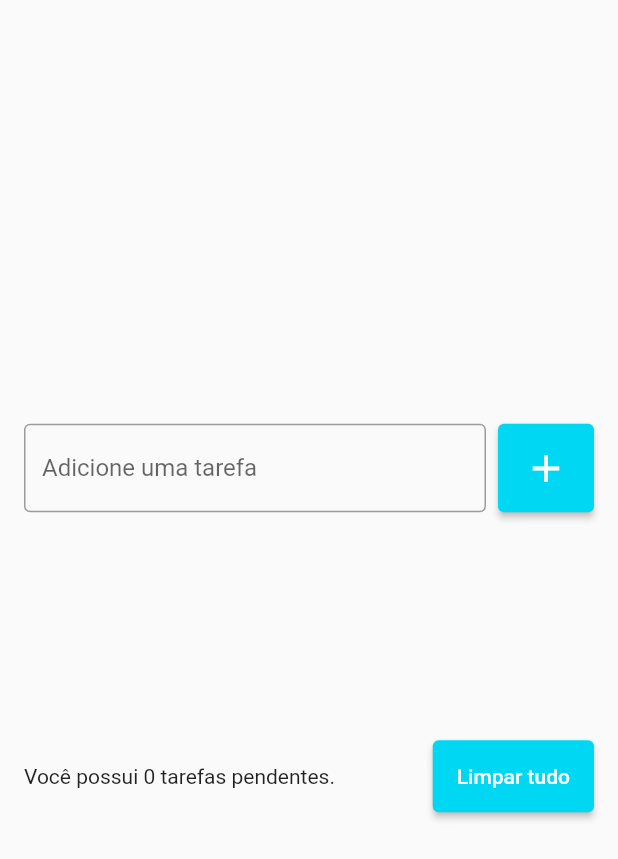
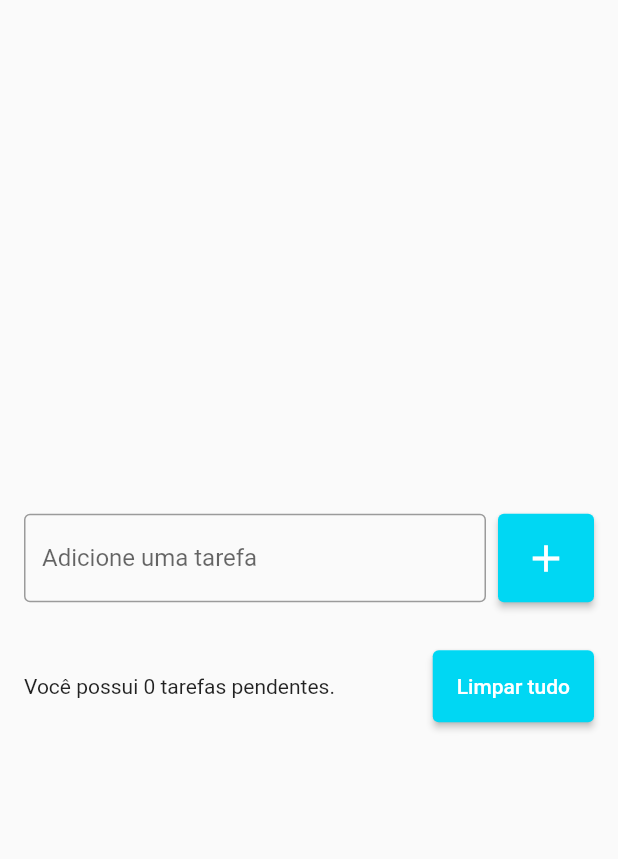
Before and after one commit to AlexandreFerreira97/todo_list, a Flutter app: the screen it shows after launch, on a phone screen of 412 x 824 dp. Shown: the top 859 px of the screen. Run offline on Flutter 3.47's test engine with Material 2 defaults, Android fonts, the phone set to English and light mode, and no system bars.

Commit message:
Update todo_list_page.dart

```diff
--- a/lib/pages/todo_list_page.dart
+++ b/lib/pages/todo_list_page.dart
@@ -38,11 +38,9 @@ class TodoListPage extends StatelessWidget {
                 ],
               ),
               const SizedBox(height: 16),
-              SizedBox(
-                height: 120,
-                child: ListView(
-                  children: [],
-                ),
+              ListView(
+                shrinkWrap: true,
+                children: [],
               ),
               const SizedBox(height: 16),
               Row(
```
